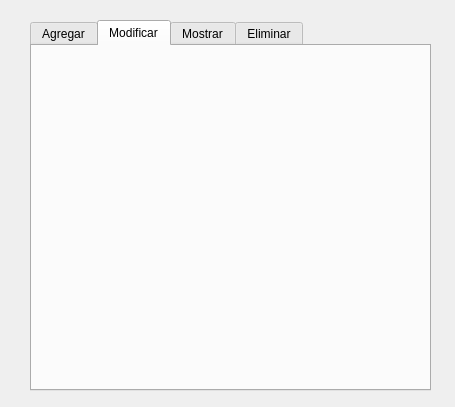
mickambar19/AgenciaDViajes, file menudestinos.ui: the form before one commit.
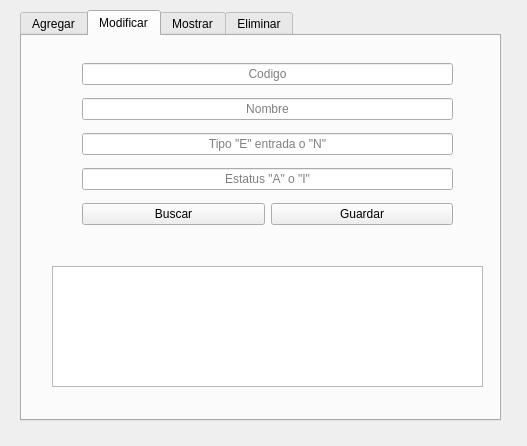
The form after the commit. The open tabs and pages were chosen to show the change.

Commit message: Se ha creado correctamente todas las operaciones para menu Destinos

The edit to the form file:
```diff
--- a/menudestinos.ui
+++ b/menudestinos.ui
@@ -6,8 +6,8 @@
    <rect>
     <x>0</x>
     <y>0</y>
-    <width>455</width>
-    <height>407</height>
+    <width>527</width>
+    <height>446</height>
    </rect>
   </property>
   <property name="windowTitle">
@@ -16,10 +16,10 @@
   <widget class="QTabWidget" name="tabWidget">
    <property name="geometry">
     <rect>
-     <x>30</x>
-     <y>20</y>
-     <width>401</width>
-     <height>371</height>
+     <x>20</x>
+     <y>10</y>
+     <width>481</width>
+     <height>411</height>
     </rect>
    </property>
    <property name="currentIndex">
@@ -38,10 +38,6 @@
        <height>301</height>
       </rect>
      </property>
-     <layout class="QHBoxLayout" name="horizontalLayout_2">
-      <item>
-       <layout class="QHBoxLayout" name="horizontalLayout">
-        <item>
          <layout class="QVBoxLayout" name="verticalLayout">
           <item>
            <widget class="QLineEdit" name="inputCodigoD">
@@ -91,16 +87,95 @@
            </widget>
           </item>
          </layout>
-        </item>
-       </layout>
-      </item>
-     </layout>
     </widget>
    </widget>
    <widget class="QWidget" name="tab_2">
     <attribute name="title">
      <string>Modificar</string>
     </attribute>
+    <widget class="QWidget" name="layoutWidget">
+     <property name="geometry">
+      <rect>
+       <x>60</x>
+       <y>20</y>
+       <width>371</width>
+       <height>181</height>
+      </rect>
+     </property>
+     <layout class="QVBoxLayout" name="verticalLayout_2">
+      <item>
+       <widget class="QLineEdit" name="inputCodigoDModificar">
+        <property name="alignment">
+         <set>Qt::AlignCenter</set>
+        </property>
+        <property name="placeholderText">
+         <string>Codigo</string>
+        </property>
+       </widget>
+      </item>
+      <item>
+       <widget class="QLineEdit" name="inputNombreDModificar">
+        <property name="alignment">
+         <set>Qt::AlignCenter</set>
+        </property>
+        <property name="placeholderText">
+         <string>Nombre</string>
+        </property>
+       </widget>
+      </item>
+      <item>
+       <widget class="QLineEdit" name="inputTipoDModificar">
+        <property name="alignment">
+         <set>Qt::AlignCenter</set>
+        </property>
+        <property name="placeholderText">
+         <string>Tipo &quot;E&quot; entrada o &quot;N&quot;</string>
+        </property>
+       </widget>
+      </item>
+      <item>
+       <widget class="QLineEdit" name="inputEstatusDModificar">
+        <property name="alignment">
+         <set>Qt::AlignCenter</set>
+        </property>
+        <property name="placeholderText">
+         <string>Estatus &quot;A&quot; o &quot;I&quot;</string>
+        </property>
+       </widget>
+      </item>
+      <item>
+       <layout class="QHBoxLayout" name="horizontalLayout">
+        <property name="spacing">
+         <number>6</number>
+        </property>
+        <item>
+         <widget class="QPushButton" name="botonBuscarModDest">
+          <property name="text">
+           <string>Buscar</string>
+          </property>
+         </widget>
+        </item>
+        <item>
+         <widget class="QPushButton" name="botonGuardarModDest">
+          <property name="text">
+           <string>Guardar</string>
+          </property>
+         </widget>
+        </item>
+       </layout>
+      </item>
+     </layout>
+    </widget>
+    <widget class="QTableWidget" name="tablaModificarDestinos">
+     <property name="geometry">
+      <rect>
+       <x>30</x>
+       <y>230</y>
+       <width>431</width>
+       <height>121</height>
+      </rect>
+     </property>
+    </widget>
    </widget>
    <widget class="QWidget" name="Mostrar">
     <attribute name="title">
```
Left out of the diff: 100 changed lines with no effect on the pictures. Lines whose indentation alone changed are shown as unchanged. The commit also changes 6 other files.
